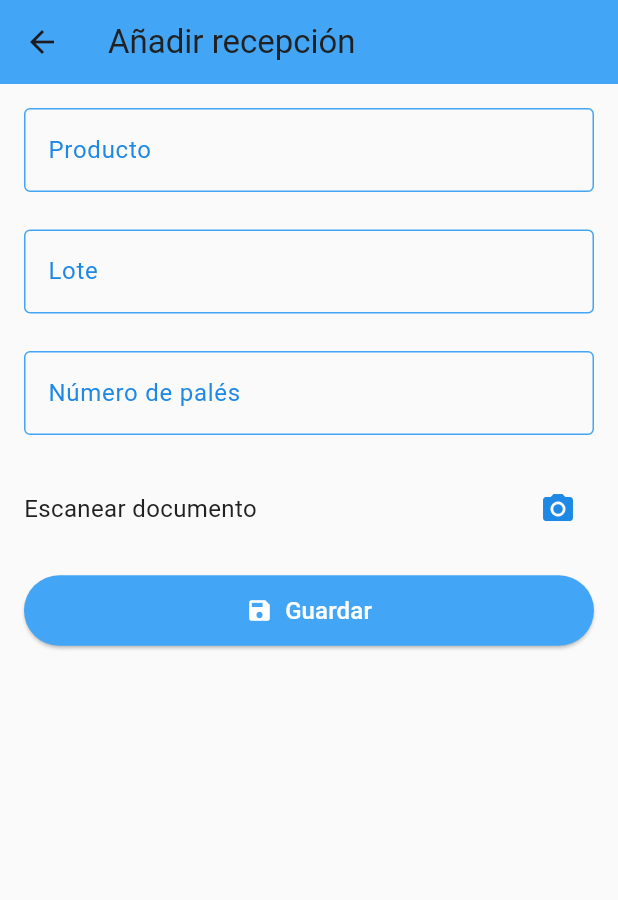
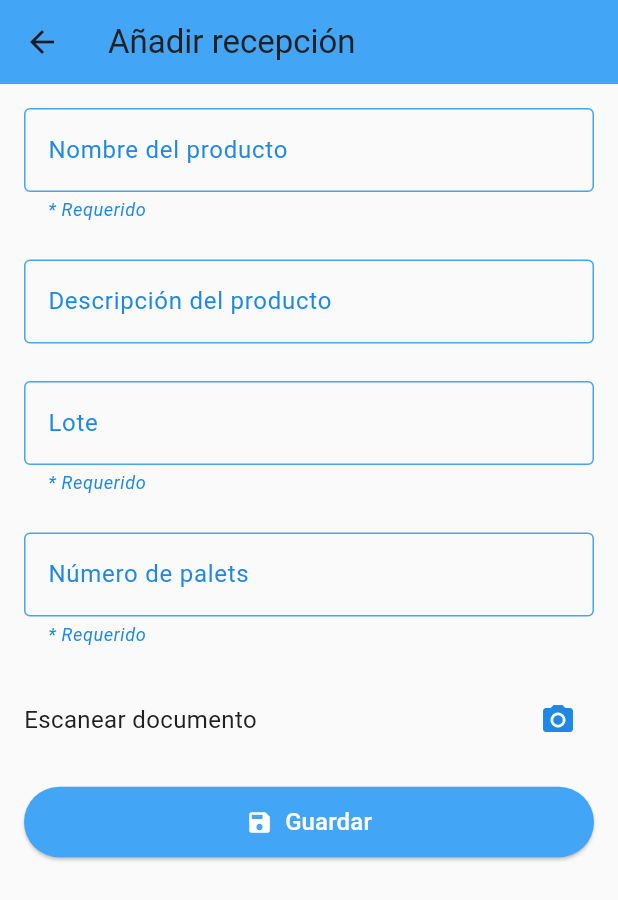
Before and after one commit to alvarolg2/Jar, a Flutter app: the CreateReceivedView screen opened directly with empty values, on a phone screen of 412 x 824 dp. Shown: the top 900 px of the screen. Run offline on Flutter 3.47's test engine with Material 3 defaults, Android fonts, the phone set to English and light mode, and no system bars; our stand-ins replace file_picker, package_info_plus, pdf, share_plus, sqflite, stacked and 2 more; missing offline and left inert: cunning_document_scanner, google_mlkit_text_recognition, in_app_update; accounts and stored records are empty.

```diff
--- a/lib/ui/views/create_received/create_received_view.dart
+++ b/lib/ui/views/create_received/create_received_view.dart
@@ -7,7 +7,6 @@ import 'package:jar/ui/common/ui_helpers.dart';
 import 'package:jar/ui/views/create_received/create_received_viewmodel.dart';
 import 'package:stacked/stacked.dart';
 
-// Se convierte a StatefulWidget para poder manejar la FormKey.
 class CreateReceivedView extends StatefulWidget {
   final Warehouse warehouse;
 
@@ -37,9 +36,11 @@ class _CreateReceivedViewState extends State<CreateReceivedView> {
             padding: const EdgeInsets.all(16.0),
             children: <Widget>[
               TextFormField(
-                controller: viewModel.productController,
+                controller: viewModel.productNameController,
                 decoration: const InputDecoration(
-                  labelText: product,
+                  labelText: "Nombre del producto",
+                  helperText: '* Requerido',
+                  helperStyle: TextStyle(color: kcPrimaryColorDark, fontStyle: FontStyle.italic),
                   labelStyle: TextStyle(color: kcPrimaryColorDark),
                   enabledBorder: OutlineInputBorder(borderSide: BorderSide(color: kcPrimaryColor)),
                   focusedBorder: OutlineInputBorder(borderSide: BorderSide(color: kcPrimaryColorDark)),
@@ -53,9 +54,21 @@ class _CreateReceivedViewState extends State<CreateReceivedView> {
               ),
               verticalSpaceMedium,
               TextFormField(
+                controller: viewModel.productDescriptionController,
+                decoration: const InputDecoration(
+                  labelText: "Descripción del producto",
+                  labelStyle: TextStyle(color: kcPrimaryColorDark),
+                  enabledBorder: OutlineInputBorder(borderSide: BorderSide(color: kcPrimaryColor)),
+                  focusedBorder: OutlineInputBorder(borderSide: BorderSide(color: kcPrimaryColorDark)),
+                ),
+              ),
+              verticalSpaceMedium,
+              TextFormField(
                 controller: viewModel.lotController,
                 decoration: const InputDecoration(
-                  labelText: batch,
+                  labelText: "Lote",
+                  helperText: '* Requerido',
+                  helperStyle: TextStyle(color: kcPrimaryColorDark, fontStyle: FontStyle.italic),
                   labelStyle: TextStyle(color: kcPrimaryColorDark),
                   enabledBorder: OutlineInputBorder(borderSide: BorderSide(color: kcPrimaryColor)),
                   focusedBorder: OutlineInputBorder(borderSide: BorderSide(color: kcPrimaryColorDark)),
@@ -73,7 +86,9 @@ class _CreateReceivedViewState extends State<CreateReceivedView> {
                 keyboardType: TextInputType.number,
                 inputFormatters: <TextInputFormatter>[FilteringTextInputFormatter.digitsOnly],
                 decoration: const InputDecoration(
-                  labelText: numberOfPallets,
+                  labelText: "Número de palets",
+                  helperText: '* Requerido',
+                  helperStyle: TextStyle(color: kcPrimaryColorDark, fontStyle: FontStyle.italic),
                   labelStyle: TextStyle(color: kcPrimaryColorDark),
                   enabledBorder: OutlineInputBorder(borderSide: BorderSide(color: kcPrimaryColor)),
                   focusedBorder: OutlineInputBorder(borderSide: BorderSide(color: kcPrimaryColorDark)),
--- a/lib/ui/views/create_received/create_received_viewmodel.dart
+++ b/lib/ui/views/create_received/create_received_viewmodel.dart
@@ -18,11 +18,13 @@ class CreateReceivedViewModel extends BaseViewModel {
   final _navigationService = locator<NavigationService>();
   final _dialogService = locator<DialogService>();
 
-  final _productController = TextEditingController();
+  final _productNameController = TextEditingController();
+  final _productDescriptionController = TextEditingController();
   final _lotController = TextEditingController();
   final _numPalletController = TextEditingController();
 
-  TextEditingController get productController => _productController;
+  TextEditingController get productNameController => _productNameController;
+  TextEditingController get productDescriptionController => _productDescriptionController;
   TextEditingController get lotController => _lotController;
   TextEditingController get numPalletController => _numPalletController;
 
@@ -97,7 +99,7 @@ class CreateReceivedViewModel extends BaseViewModel {
       }
     }
 
-    if (foundProduct != null) _productController.text = foundProduct;
+    if (foundProduct != null) _productNameController.text = foundProduct;
     if (foundLot != null) _lotController.text = foundLot;
     if (foundPallets != null) _numPalletController.text = foundPallets;
   }
@@ -106,7 +108,7 @@ class CreateReceivedViewModel extends BaseViewModel {
   Future<bool> createLot() async {
     setBusy(true);
     try {
-      Product product = await _findOrCreateProduct(productController.text);
+      Product product = await _findOrCreateProduct(productNameController.text);
       Lot lot = await _findOrCreateLot(lotController.text, product);
       int numPallets = int.tryParse(numPalletController.text) ?? 0;
       if (numPallets <= 0) throw Exception("El número de palets debe ser mayor que cero.");
@@ -151,7 +153,8 @@ class CreateReceivedViewModel extends BaseViewModel {
 
   @override
   void dispose() {
-    _productController.dispose();
+    _productNameController.dispose();
+    _productDescriptionController.dispose();
     _lotController.dispose();
     _numPalletController.dispose();
     super.dispose();
--- a/pubspec.yaml
+++ b/pubspec.yaml
@@ -1,7 +1,7 @@
 name: jar
 description: A new Flutter project.
 publish_to: 'none'
-version: 0.2.0-dev.21
+version: 0.2.0-dev.22
 
 environment:
   sdk: '>=3.0.3 <4.0.0'
```
